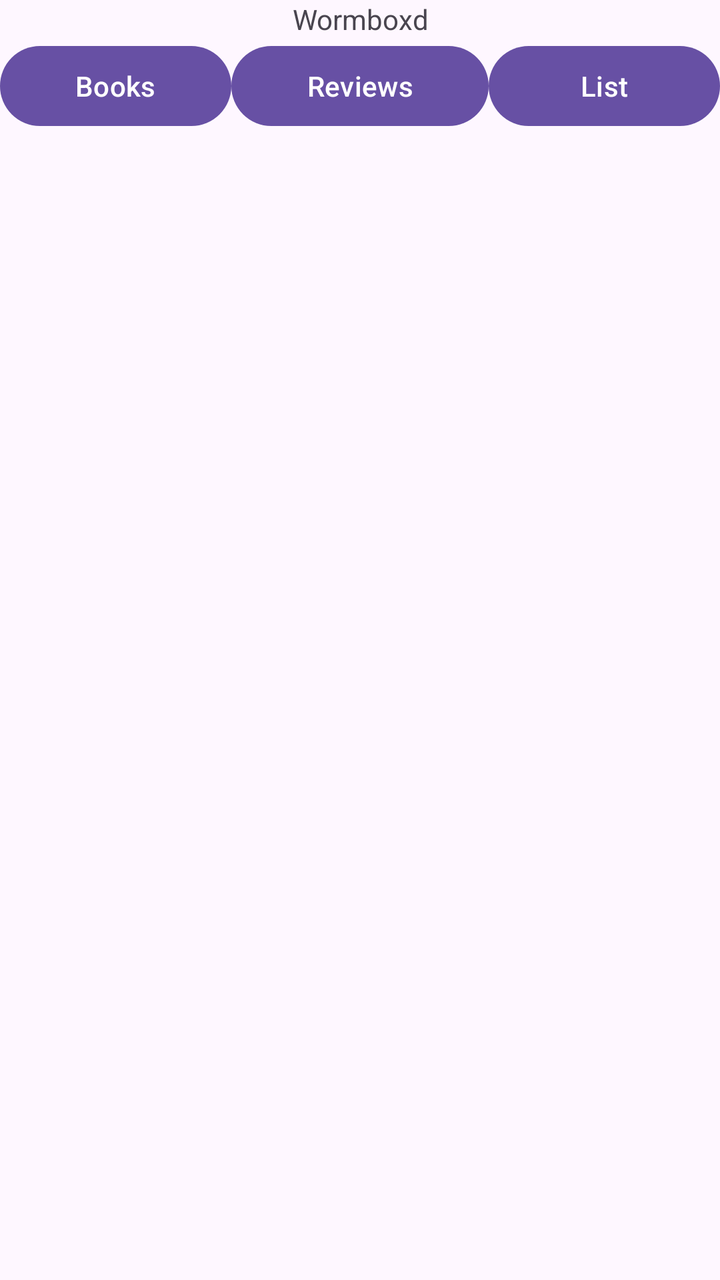
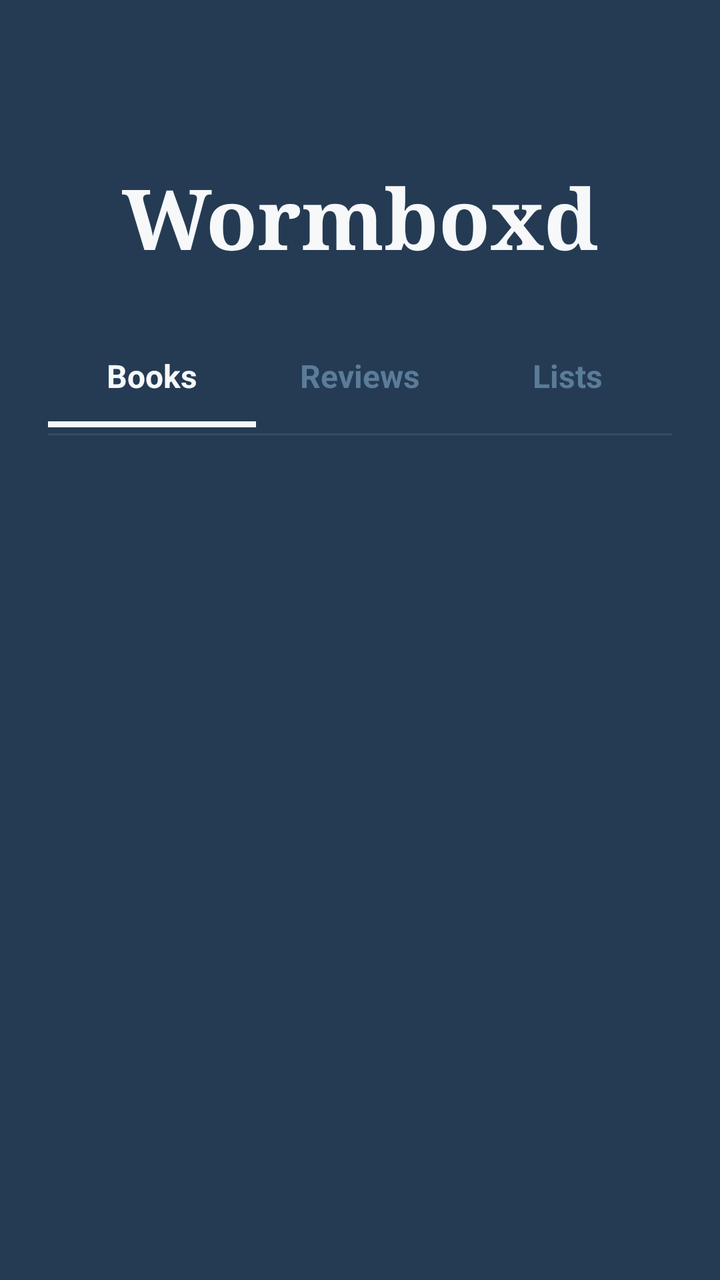

Compare the two renders of this Android layout. The source of the first and the diff that turns it into the second are given below.
<!-- AndroidManifest.xml: application theme Theme.MyApplication -->
<!-- res/layout/fragment_home.xml -->
<?xml version="1.0" encoding="utf-8"?>
<LinearLayout xmlns:android="http://schemas.android.com/apk/res/android"
    xmlns:tools="http://schemas.android.com/tools"
    android:layout_width="match_parent"
    android:layout_height="match_parent"
    tools:context=".HomeFragment"
    android:orientation="vertical">

    <TextView
        android:layout_width="match_parent"
        android:layout_height="wrap_content"
        android:text="Wormboxd"
        android:textAlignment="center"/>

    <LinearLayout
        android:layout_width="match_parent"
        android:layout_height="wrap_content"
        android:orientation="horizontal">

        <Button
            android:layout_width="wrap_content"
            android:layout_height="wrap_content"
            android:text="Books"
            android:layout_weight="1"/>

        <Button
            android:layout_width="wrap_content"
            android:layout_height="wrap_content"
            android:text="Reviews"
            android:layout_weight="1"/>

        <Button
            android:layout_width="wrap_content"
            android:layout_height="wrap_content"
            android:text="List"
            android:layout_weight="1"/>
    </LinearLayout>

    <androidx.fragment.app.FragmentContainerView
        android:id="@+id/homeChildFragment"
        android:layout_width="match_parent"
        android:layout_height="match_parent"/>

</LinearLayout>
<!-- resources referenced by this layout -->
<resources>
  <style name="Theme.MyApplication" parent="Base.Theme.MyApplication" />
  <style name="Base.Theme.MyApplication" parent="Theme.Material3.DayNight.NoActionBar">
          
          
      </style>
</resources>

<!-- the commit's change to res/layout/fragment_home.xml (unified diff, before → after) -->
@@ -4,41 +4,123 @@
     android:layout_width="match_parent"
     android:layout_height="match_parent"
     tools:context=".HomeFragment"
-    android:orientation="vertical">
+    android:orientation="vertical"
+    android:background="#243B53"
+    android:paddingTop="80dp">
 
     <TextView
         android:layout_width="match_parent"
         android:layout_height="wrap_content"
         android:text="Wormboxd"
-        android:textAlignment="center"/>
+        android:textAlignment="center"
+        android:textColor="#F7F8FA"
+        android:textSize="42sp"
+        android:textStyle="bold"
+        android:fontFamily="serif"
+        android:layout_marginBottom="40dp" />
 
     <LinearLayout
         android:layout_width="match_parent"
         android:layout_height="wrap_content"
-        android:orientation="horizontal">
+        android:orientation="horizontal"
+        android:paddingHorizontal="24dp">
 
-        <Button
-            android:layout_width="wrap_content"
+        
+        <LinearLayout
+            android:id="@+id/tabBooks"
+            android:layout_width="0dp"
             android:layout_height="wrap_content"
-            android:text="Books"
-            android:layout_weight="1"/>
+            android:layout_weight="1"
+            android:orientation="vertical"
+            android:gravity="center"
+            android:clickable="true"
+            android:focusable="true"
+            android:background="?attr/selectableItemBackgroundBorderless">
 
-        <Button
-            android:layout_width="wrap_content"
+            <TextView
+                android:id="@+id/tvBooks"
+                android:layout_width="wrap_content"
+                android:layout_height="wrap_content"
+                android:text="Books"
+                android:textColor="#F7F8FA"
+                android:textSize="16sp"
+                android:textStyle="bold"
+                android:paddingBottom="12dp" />
+
+            <View
+                android:id="@+id/underlineBooks"
+                android:layout_width="match_parent"
+                android:layout_height="3dp"
+                android:background="#F7F8FA"
+                android:visibility="visible" />
+        </LinearLayout>
+
+        
+        <LinearLayout
+            android:id="@+id/tabReviews"
+            android:layout_width="0dp"
             android:layout_height="wrap_content"
-            android:text="Reviews"
-            android:layout_weight="1"/>
+            android:layout_weight="1"
+            android:orientation="vertical"
+            android:gravity="center"
+            android:clickable="true"
+            android:focusable="true"
+            android:background="?attr/selectableItemBackgroundBorderless">
 
-        <Button
-            android:layout_width="wrap_content"
+            <TextView
+                android:id="@+id/tvReviews"
+                android:layout_width="wrap_content"
+                android:layout_height="wrap_content"
+                android:text="Reviews"
+                android:textColor="#5B7C99"
+                android:textSize="16sp"
+                android:textStyle="bold"
+                android:paddingBottom="15dp" />
+
+            <View
+                android:id="@+id/underlineReviews"
+                android:layout_width="match_parent"
+                android:layout_height="3dp"
+                android:background="#F7F8FA"
+                android:visibility="invisible" />
+        </LinearLayout>
+
+        
+        <LinearLayout
+            android:id="@+id/tabLists"
+            android:layout_width="0dp"
             android:layout_height="wrap_content"
-            android:text="List"
-            android:layout_weight="1"/>
+            android:layout_weight="1"
+            android:orientation="vertical"
+            android:gravity="center"
+            android:clickable="true"
+            android:focusable="true"
+            android:background="?attr/selectableItemBackgroundBorderless">
+
+            <TextView
+                android:id="@+id/tvLists"
+                android:layout_width="wrap_content"
+                android:layout_height="wrap_content"
+                android:text="Lists"
+                android:textColor="#5B7C99"
+                android:textSize="16sp"
+                android:textStyle="bold"
+                android:paddingBottom="15dp" />
+
+            <View
+                android:id="@+id/underlineLists"
+                android:layout_width="match_parent"
+                android:layout_height="3dp"
+                android:background="#F7F8FA"
+                android:visibility="invisible" />
+        </LinearLayout>
+
     </LinearLayout>
 
-    <androidx.fragment.app.FragmentContainerView
-        android:id="@+id/homeChildFragment"
+    <View
         android:layout_width="match_parent"
-        android:layout_height="match_parent"/>
+        android:layout_height="1dp"
+        android:background="#334C66"
+        android:layout_marginHorizontal="24dp" />
 
 </LinearLayout>
